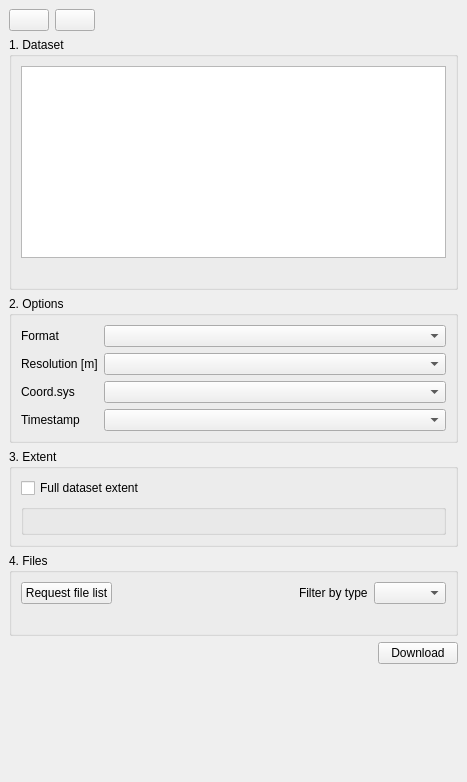
First picture: the form in ui/sgd_dockwidget_base.ui, repository piMoll/swissgeodownloader, before the edit.
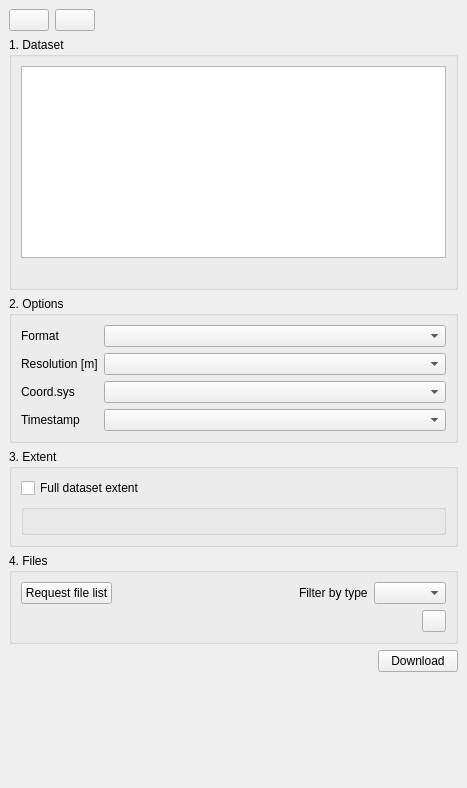
Second picture: the form after the edit. Icons and pictures are not drawn. Custom widgets are drawn as their Qt base class.

The edit to the form file:
```diff
--- a/ui/sgd_dockwidget_base.ui
+++ b/ui/sgd_dockwidget_base.ui
@@ -7,7 +7,7 @@
     <x>0</x>
     <y>0</y>
     <width>467</width>
-    <height>782</height>
+    <height>788</height>
    </rect>
   </property>
   <property name="windowTitle">
@@ -167,6 +167,12 @@
           <layout class="QHBoxLayout" name="horizontalLayout_2">
            <item>
             <widget class="QCheckBox" name="guiFullExtentChbox">
+             <property name="maximumSize">
+              <size>
+               <width>16777215</width>
+               <height>14</height>
+              </size>
+             </property>
              <property name="text">
               <string>Full dataset extent</string>
              </property>
@@ -248,11 +254,41 @@
           <layout class="QVBoxLayout" name="guiFileListLayout"/>
          </item>
          <item>
+          <layout class="QHBoxLayout" name="horizontalLayout_5">
+           <item>
           <widget class="QLabel" name="guiFileListStatus">
            <property name="text">
             <string/>
            </property>
-          </widget>
+             <property name="wordWrap">
+              <bool>true</bool>
+             </property>
+            </widget>
+           </item>
+           <item>
+            <widget class="QPushButton" name="guiQuestionBtn">
+             <property name="sizePolicy">
+              <sizepolicy hsizetype="Fixed" vsizetype="Fixed">
+               <horstretch>0</horstretch>
+               <verstretch>0</verstretch>
+              </sizepolicy>
+             </property>
+             <property name="maximumSize">
+              <size>
+               <width>24</width>
+               <height>24</height>
+              </size>
+             </property>
+             <property name="text">
+              <string/>
+             </property>
+             <property name="icon">
+              <iconset resource="../resources/resources.qrc">
+               <normaloff>:/plugins/swissgeodownloader/resources/question.png</normaloff>:/plugins/swissgeodownloader/resources/question.png</iconset>
+             </property>
+            </widget>
+           </item>
+          </layout>
          </item>
         </layout>
        </widget>
```
Lines whose indentation alone changed are shown as unchanged.
